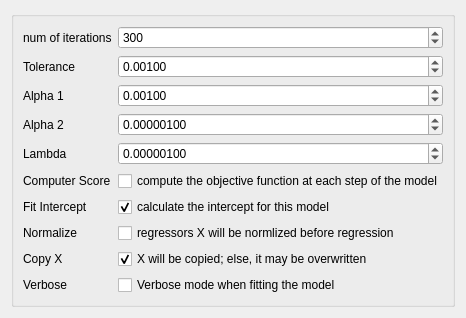
tthatcher95/PyHAT_Point_Spectra_GUI, file ui/BayesianRidge.ui: the form before one commit.
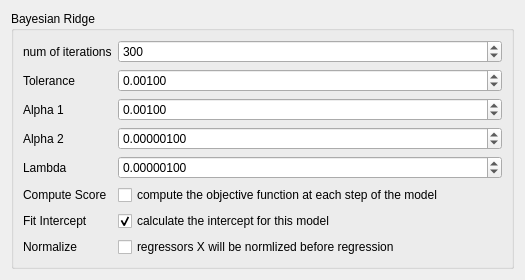
The form after the commit.

Patch:
```diff
--- a/ui/BayesianRidge.ui
+++ b/ui/BayesianRidge.ui
@@ -6,7 +6,7 @@
    <rect>
     <x>0</x>
     <y>0</y>
-    <width>423</width>
+    <width>525</width>
     <height>277</height>
    </rect>
   </property>
@@ -22,6 +22,9 @@
   <layout class="QVBoxLayout" name="verticalLayout">
    <item>
     <widget class="QGroupBox" name="formGroupBox">
+     <property name="title">
+      <string>Bayesian Ridge</string>
+     </property>
      <layout class="QFormLayout" name="formLayout">
       <property name="fieldGrowthPolicy">
        <enum>QFormLayout::AllNonFixedFieldsGrow</enum>
@@ -147,7 +150,7 @@
       <item row="5" column="0">
        <widget class="QLabel" name="computerScoreLabel">
         <property name="text">
-         <string>Computer Score</string>
+         <string>Compute Score</string>
         </property>
        </widget>
       </item>
@@ -214,49 +217,6 @@
         </property>
        </widget>
       </item>
-      <item row="8" column="0">
-       <widget class="QLabel" name="copyXLabel">
-        <property name="text">
-         <string>Copy X</string>
-        </property>
-       </widget>
-      </item>
-      <item row="8" column="1">
-       <widget class="QCheckBox" name="copyXCheckBox">
-        <property name="toolTip">
-         <string>If True, X will be copied; else, it may be overwritten.</string>
-        </property>
-        <property name="whatsThis">
-         <string>http://scikit-learn.org/stable/modules/generated/sklearn.linear_model.BayesianRidge.html</string>
-        </property>
-        <property name="text">
-         <string>X will be copied; else, it may be overwritten</string>
-        </property>
-        <property name="checked">
-         <bool>true</bool>
-        </property>
-       </widget>
-      </item>
-      <item row="9" column="0">
-       <widget class="QLabel" name="verboseLabel">
-        <property name="text">
-         <string>Verbose</string>
-        </property>
-       </widget>
-      </item>
-      <item row="9" column="1">
-       <widget class="QCheckBox" name="verboseCheckBox">
-        <property name="toolTip">
-         <string>Verbose mode when fitting the model.</string>
-        </property>
-        <property name="whatsThis">
-         <string>http://scikit-learn.org/stable/modules/generated/sklearn.linear_model.BayesianRidge.html</string>
-        </property>
-        <property name="text">
-         <string>Verbose mode when fitting the model</string>
-        </property>
-       </widget>
-      </item>
      </layout>
     </widget>
    </item>
```
